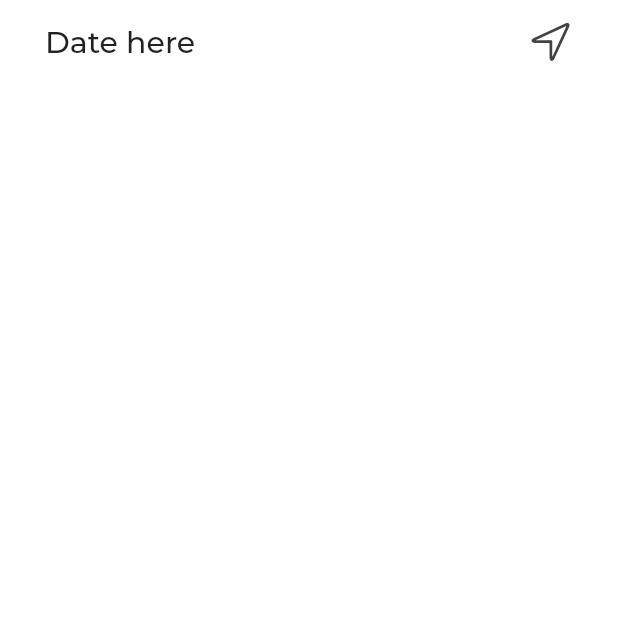
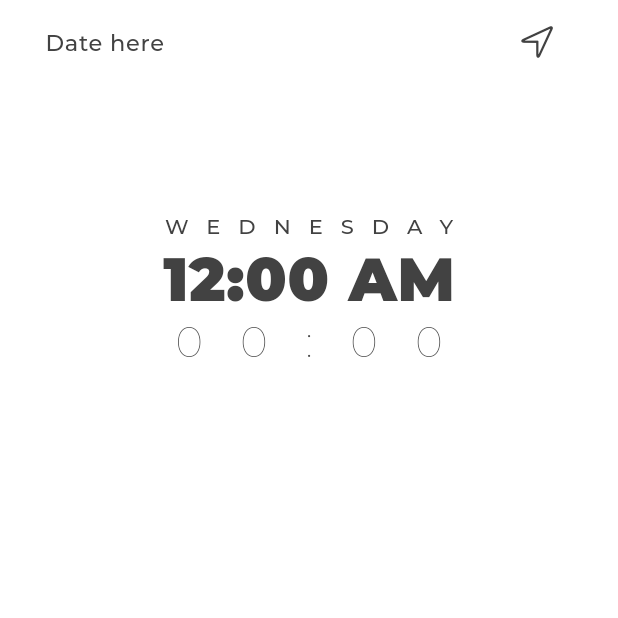
Before and after one commit to hyoaru/world-time, a Flutter app: the screen it shows after launch, on a phone screen of 412 x 824 dp, the top half of it. Run offline on Flutter 3.47's test engine with Material 2 defaults, Android fonts, the phone set to English and light mode, and no system bars; project files that could hold a hidden picture were left out.

Commit message:
added body

```diff
--- a/lib/main.dart
+++ b/lib/main.dart
@@ -1,23 +1,33 @@
 import 'package:flutter/material.dart';
+import 'package:flutter/services.dart';
 import 'package:worldtime/res/ColorsUsed.dart';
 import 'package:worldtime/pages/PreloadingScreen.dart';
 import 'package:worldtime/pages/HomeScreen.dart';
+import 'package:worldtime/res/TextStyles.dart';
 
-void main() {runApp(MyApp());}
+void main() {
+  runApp(MyApp());
+}
 
 class MyApp extends StatelessWidget {
   const MyApp({Key? key}) : super(key: key);
 
   @override
   Widget build(BuildContext context) {
+    SystemChrome.setSystemUIOverlayStyle(
+        SystemUiOverlayStyle(statusBarColor: Colors.transparent));
     return MaterialApp(
       theme: ThemeData(
           fontFamily: 'Montserrat',
-        appBarTheme: AppBarTheme(backgroundColor: Colors.white),
+          appBarTheme: AppBarTheme(
+            textTheme: TextTheme(
+              title: AppBarTextStyle,
+            ),
+          ),
+          // appBarTheme: AppBarTheme(backgroundColor: Colors.white),
           primaryColor: ColorsUsed.secondary,
           scaffoldBackgroundColor: Colors.white,
-        visualDensity: VisualDensity.adaptivePlatformDensity
-      ),
+          visualDensity: VisualDensity.adaptivePlatformDensity),
 
       home: HomeScreen(),
       // initialRoute: 'home',
--- a/lib/pages/HomeScreen.dart
+++ b/lib/pages/HomeScreen.dart
@@ -1,6 +1,8 @@
 import 'package:flutter/cupertino.dart';
 import 'package:flutter/material.dart';
+import 'package:flutter/services.dart';
 import 'package:worldtime/res/ColorsUsed.dart';
+import 'package:worldtime/res/TextStyles.dart';
 
 class HomeScreen extends StatelessWidget {
   const HomeScreen({Key? key}) : super(key: key);
@@ -9,16 +11,61 @@ class HomeScreen extends StatelessWidget {
   Widget build(BuildContext context) {
     return Scaffold(
       appBar: AppBar(
+        // backgroundColor: ColorsUsed.primary,
         backgroundColor: Colors.white,
+        // brightness: Brightness.light,
         elevation: 0,
-        title: Text('Date here'),
+        title: Text(
+          'Date here',
+        ),
         titleSpacing: 30,
         actions: [
-          Icon(CupertinoIcons.location, size: 30, color: ColorsUsed.primary,),
-          SizedBox(width: 30,),
-
+          IconButton(
+            onPressed: () {},
+            icon: Icon(
+              CupertinoIcons.location,
+              size: 25,
+              color: ColorsUsed.primary,
+            ),
+          ),
+          SizedBox(
+            width: 30,
+          ),
         ],
-
+      ),
+      body: Row(
+        // mainAxisSize: MainAxisSize.max,
+        // mainAxisAlignment: MainAxisAlignment.center,
+        // crossAxisAlignment: CrossAxisAlignment.center,
+        children: [
+          Container(
+            alignment: Alignment.center,
+            // color: Colors.yellow,
+            height: MediaQuery.of(context).size.height / 3,
+            width: MediaQuery.of(context).size.width,
+            child: Column(
+              mainAxisAlignment: MainAxisAlignment.center,
+              children: [
+                Text(
+                  'WEDNESDAY'.toUpperCase(),
+                  style: S1TextStyle,
+                ),
+                Container(
+                  // color: Colors.lightBlueAccent,
+                  margin: EdgeInsets.only(top: 3),
+                  child: Text(
+                    '12:00 AM',
+                    style: MainTextStyle,
+                  ),
+                ),
+                Text(
+                  '00:00',
+                  style: S2TextStyle,
+                ),
+              ],
+            ),
+          ),
+        ],
       ),
     );
   }
--- a/lib/res/ColorsUsed.dart
+++ b/lib/res/ColorsUsed.dart
@@ -5,5 +5,4 @@ class ColorsUsed {
   static const Color secondary = Color(0xFFF5F5F5);
   // static const Color secondary = Colors.grey
 
-
 }
--- /dev/null
+++ b/lib/res/TextStyles.dart
@@ -0,0 +1,45 @@
+import 'package:flutter/material.dart';
+import 'ColorsUsed.dart';
+
+const MainTextSize = 40.0;
+const S2TextSize = 28.0;
+const LargeTextSize = 26.0;
+const MediumTextSize = 20.0;
+const BodyTextStyle = 14.0;
+const AppBarTextSize = 15.0;
+
+const AppBarTextStyle = TextStyle(
+  fontFamily: 'Montserrat',
+  fontWeight: FontWeight.w500,
+  fontSize: AppBarTextSize,
+  color: ColorsUsed.primary,
+  letterSpacing: 0.5,
+  // color: Colors.black,
+);
+
+const MainTextStyle = TextStyle(
+  fontFamily: 'Montserrat',
+  fontWeight: FontWeight.w900,
+  fontSize: MainTextSize,
+  color: ColorsUsed.primary,
+  letterSpacing: 0.5,
+  // color: Colors.black,
+);
+
+const S1TextStyle = TextStyle(
+  fontFamily: 'Montserrat',
+  fontWeight: FontWeight.w500,
+  fontSize: BodyTextStyle,
+  color: ColorsUsed.primary,
+  letterSpacing: 12,
+  // color: Colors.black,
+);
+
+const S2TextStyle = TextStyle(
+  fontFamily: 'Montserrat',
+  fontWeight: FontWeight.w100,
+  fontSize: S2TextSize,
+  color: ColorsUsed.primary,
+  letterSpacing: 25,
+  // color: Colors.black,
+);
```
Lines whose indentation alone changed are shown as unchanged.
